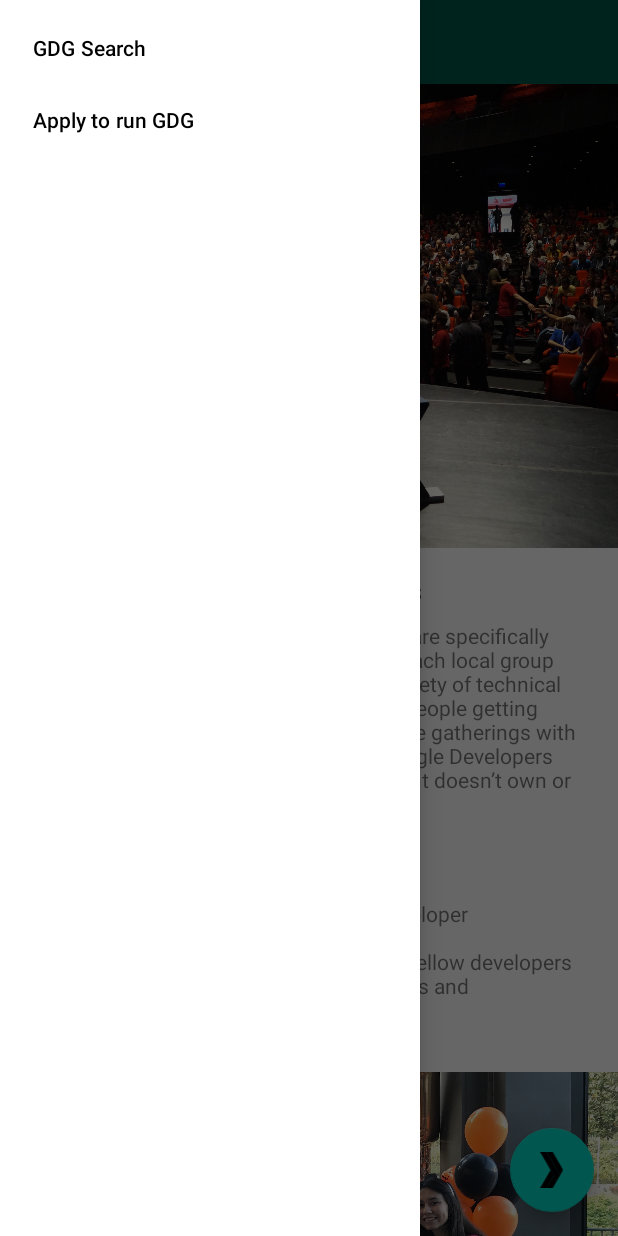
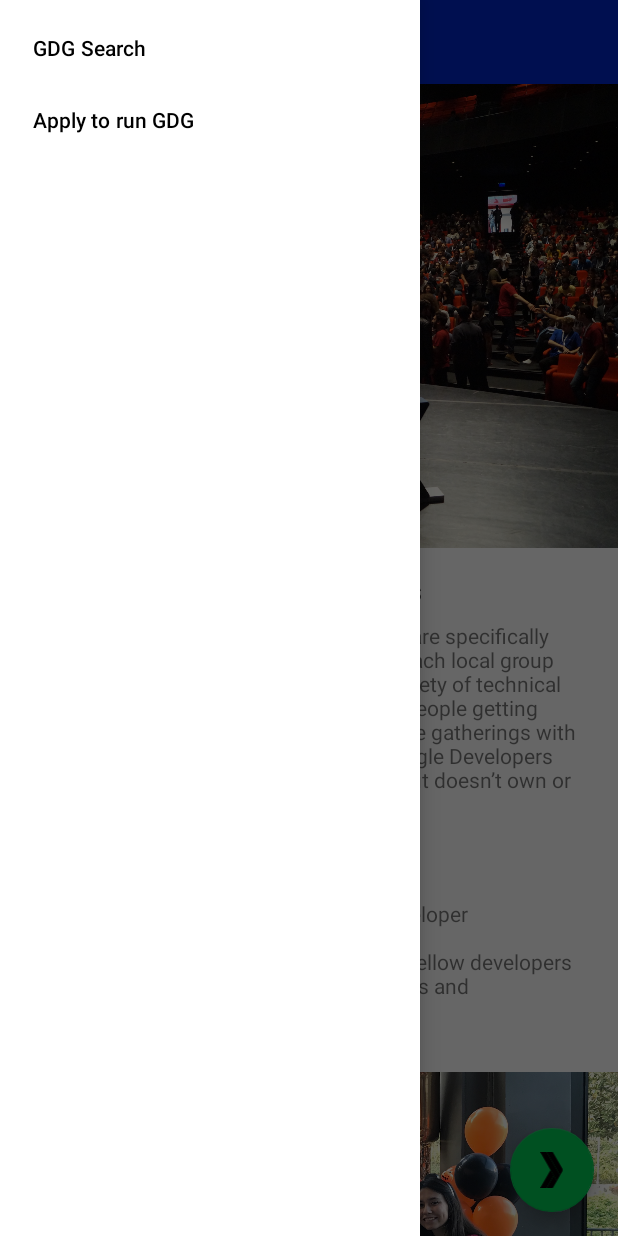
Before and after one commit to y-sumida/kotlin-gdg-finder, an Android app: the screen it shows after launch (MainActivity), with the side drawer open, on a phone screen of 412 x 824 dp. Run offline under Robolectric (Android 15) with nearby library versions, the phone set to English and light mode, and no system bars; our stand-ins replace data binding, navigation-ui; Roboto replaces fonts that are not available here.

Commit message:
カラー定義を変更

```diff
--- a/app/src/main/res/layout/activity_main.xml
+++ b/app/src/main/res/layout/activity_main.xml
@@ -18,7 +18,7 @@
                     android:layout_height="?attr/actionBarSize">
                 <ImageView
                         android:id="@+id/hero_image"
-                        android:tint="?colorOnPrimary"
+                        android:tint="?colorOnSecondary"
                         android:layout_width="150dp"
                         android:layout_height="match_parent"
                         app:srcCompat="@drawable/logo"
--- a/app/src/main/res/values/colors.xml
+++ b/app/src/main/res/values/colors.xml
@@ -1,6 +1,11 @@
-<?xml version="1.0" encoding="utf-8"?>
+<!--?xml version="1.0" encoding="UTF-8"?-->
 <resources>
-  <color name="colorPrimary">#008577</color>
-  <color name="colorPrimaryDark">#00574B</color>
-  <color name="colorAccent">#D81B60</color>
+  <color name="primaryColor">#304ffe</color>
+  <color name="primaryLightColor">#7a7cff</color>
+  <color name="primaryDarkColor">#0026ca</color>
+  <color name="secondaryColor">#00c853</color>
+  <color name="secondaryLightColor">#5efc82</color>
+  <color name="secondaryDarkColor">#009624</color>
+  <color name="primaryTextColor">#ffffff</color>
+  <color name="secondaryTextColor">#000000</color>
 </resources>
--- a/app/src/main/res/values/styles.xml
+++ b/app/src/main/res/values/styles.xml
@@ -3,9 +3,13 @@
     <!-- Base application theme. -->
     <style name="AppTheme" parent="Theme.MaterialComponents.Light.NoActionBar">
         <!-- Customize your theme here. -->
-        <item name="colorPrimary">@color/colorPrimary</item>
-        <item name="colorPrimaryDark">@color/colorPrimaryDark</item>
-        <item name="colorAccent">@color/colorAccent</item>
+        <item name="colorPrimary">@color/primaryColor</item>
+        <item name="colorPrimaryDark">@color/primaryDarkColor</item>
+        <item name="colorPrimaryVariant">@color/primaryLightColor</item>
+        <item name="colorOnPrimary">@color/primaryTextColor</item>
+        <item name="colorSecondary">@color/secondaryColor</item>
+        <item name="colorSecondaryVariant">@color/secondaryDarkColor</item>
+        <item name="colorOnSecondary">@color/secondaryTextColor</item>
         <item name="fontFamily">@font/lobster_two</item>
         <item name="android:fontFamily">@font/lobster_two</item>
         <item name="textAppearanceHeadline6">@style/CustomHeadline6</item>
```
